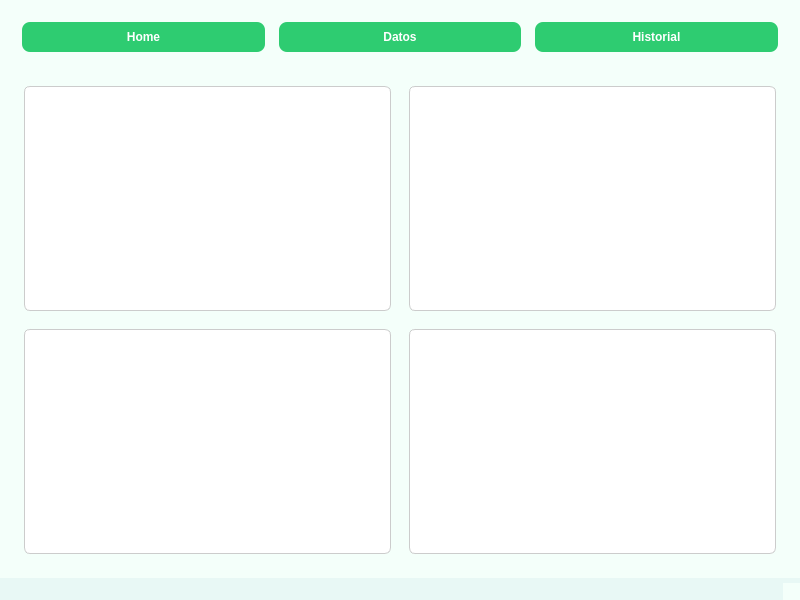
Above: Interfaz/home.ui from decinx1/Sistema-hidrop-nico-Monitoreado before the change. Below: the same form after it.
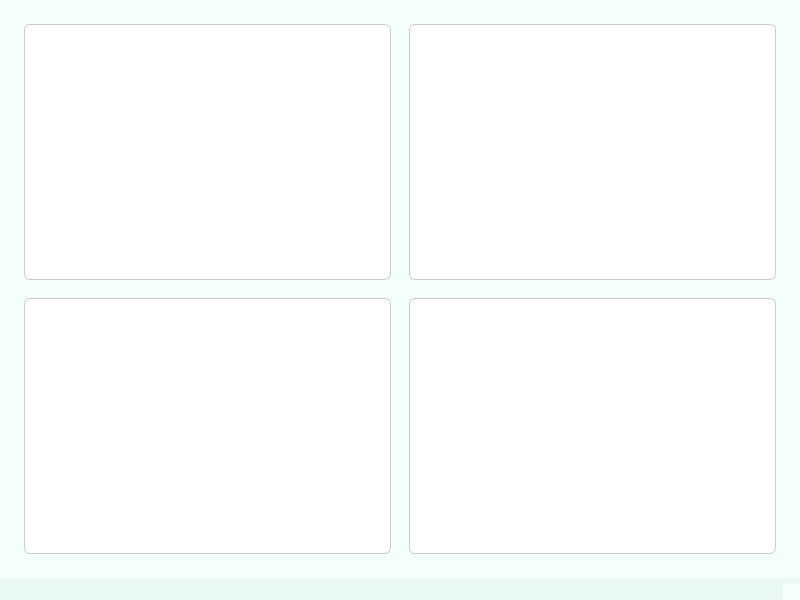
That is the form after the change.

```diff
--- a/Interfaz/home.ui
+++ b/Interfaz/home.ui
@@ -64,43 +64,6 @@
   <!-- Contenido de la ventana -->
   <widget class="QWidget" name="centralwidget">
    <layout class="QVBoxLayout" name="verticalLayout_2">
-    <!-- Primera sección: fila de botones (sidebar superior) -->
-    <item>
-     <widget class="QWidget" name="widget" native="true">
-      <layout class="QHBoxLayout" name="horizontalLayout">
-       <item>
-        <widget class="QPushButton" name="btnHome">
-         <property name="text">
-          <string>Home</string>
-         </property>
-         <property name="checkable">
-          <bool>true</bool>
-         </property>
-        </widget>
-       </item>
-       <item>
-        <widget class="QPushButton" name="btnDatos">
-         <property name="text">
-          <string>Datos</string>
-         </property>
-         <property name="checkable">
-          <bool>true</bool>
-         </property>
-        </widget>
-       </item>
-       <item>
-        <widget class="QPushButton" name="btnHistorial">
-         <property name="text">
-          <string>Historial</string>
-         </property>
-         <property name="checkable">
-          <bool>true</bool>
-         </property>
-        </widget>
-       </item>
-      </layout>
-     </widget>
-    </item>
     <!-- Segunda sección: área de gráficas organizada en cuadrícula -->
     <item>
      <widget class="QWidget" name="temp_Grafico" native="true">
```
Left out of the diff: 2 changed lines with no effect on the pictures.
